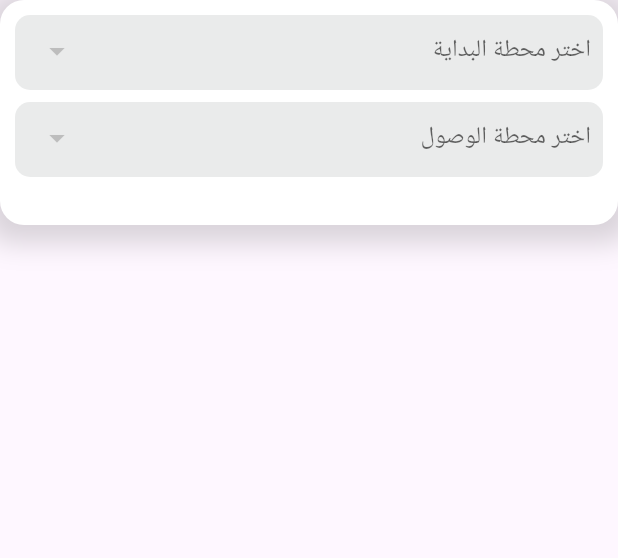
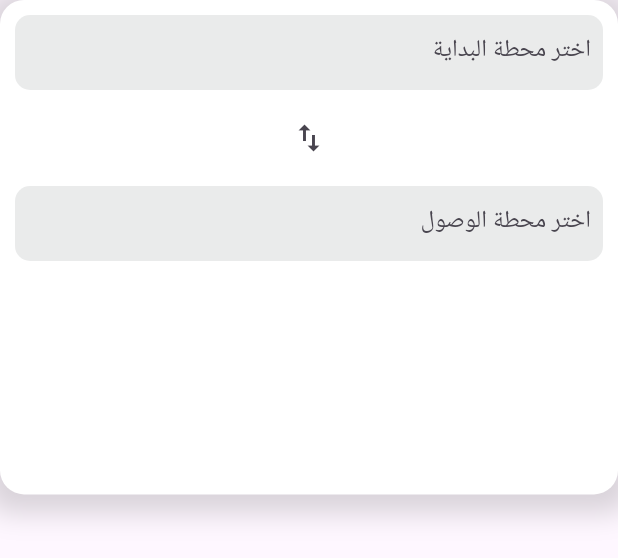
Before and after one commit to Abdelrahman-Mabrouk/Final-Project_Masarak, a Flutter app: the FromToContainer widget shown alone on an empty page, opened directly with empty values, on a phone screen of 412 x 824 dp. Shown: the top 558 px of the screen. Run offline on Flutter 3.47's test engine with Material 3 defaults, Android fonts, the phone set to English and light mode, and no system bars; our stand-ins replace flutter_svg, flutter_typeahead, geolocator.

Commit message:
new swaping feature

```diff
--- a/lib/homePage/widgets/from_to_container.dart
+++ b/lib/homePage/widgets/from_to_container.dart
@@ -1,31 +1,41 @@
 import 'package:flutter/material.dart';
+import 'package:flutter_typeahead/flutter_typeahead.dart';
 import '../../Map/metro_route_finder.dart';
 import '../constants.dart';
 
 class FromToContainer extends StatefulWidget {
   final MetroRouteFinder routeFinder;
 
-  FromToContainer({super.key, required this.routeFinder}); // إضافة الفاصلة هنا
+  FromToContainer({super.key, required this.routeFinder});
 
   @override
   State<FromToContainer> createState() => _FromToContainerState();
 }
 
 class _FromToContainerState extends State<FromToContainer> {
+  void _swapStations() {
+    setState(() {
+      // تبديل محطة البداية والنهاية
+      final temp = widget.routeFinder.startStation;
+      widget.routeFinder.startStation = widget.routeFinder.endStation;
+      widget.routeFinder.endStation = temp;
+    });
+  }
+
   @override
   Widget build(BuildContext context) {
     return Container(
       width: double.infinity,
-      height: 150,
+      height: MediaQuery.of(context).size.height * 0.4,
       decoration: BoxDecoration(
         color: AppColors.whiteColor,
         borderRadius: BorderRadius.circular(16),
         boxShadow: [
           BoxShadow(
-            color: Colors.black.withOpacity(0.15), // لون الظل مع الشفافية
-            spreadRadius: 9, // مدى انتشار الظل
-            blurRadius: 15, // مدى ضبابية الظل
-            offset: Offset(0, 3), // إزاحة الظل (X:0, Y:3)
+            color: Colors.black.withOpacity(0.15),
+            spreadRadius: 9,
+            blurRadius: 15,
+            offset: Offset(0, 3),
           ),
         ],
       ),
@@ -44,6 +54,14 @@ class _FromToContainerState extends State<FromToContainer> {
             stations: widget.routeFinder.stationsname.toList(),
           ),
           SizedBox(height: 8),
+
+          // زر تبديل المحطات
+          IconButton(
+            icon: Icon(Icons.swap_vert), // أيقونة تبديل
+            onPressed: _swapStations, // استدعاء الدالة لتبديل المحطات
+          ),
+
+          SizedBox(height: 8),
           _FromToField(
             label: 'إلى',
             hintText: "اختر محطة الوصول",
@@ -60,6 +78,7 @@ class _FromToContainerState extends State<FromToContainer> {
     );
   }
 }
+
 
 class _FromToField extends StatelessWidget {
   final String label;
@@ -86,26 +105,33 @@ class _FromToField extends StatelessWidget {
         color: AppColors.homeBackgroundColor,
         borderRadius: BorderRadius.circular(10),
       ),
-      child: DropdownButton<String>(
-        hint: Text(hintText),
-        value: value,
-        onChanged: onChanged,
-        isExpanded: true,
-        // اجعل القائمة المنسدلة تأخذ المساحة الكاملة
-        underline: SizedBox(),
-        // إزالة الخط السفلي
-        icon: Padding(
-          // إضافة padding للسهم
-          padding: const EdgeInsets.only(left: 8.0), // مسافة من اليسار للسهم
-          child: Icon(Icons.arrow_drop_down),
+      child: TypeAheadFormField<String?>(
+        textFieldConfiguration: TextFieldConfiguration(
+          controller: TextEditingController(text: value), // Display selected station
+          decoration: InputDecoration(
+            hintText: value != null && value!.isNotEmpty ? value : hintText, // Show selected station if exists
+            border: InputBorder.none,
+          ),
         ),
-        // السهم هنا
-        items: stations.map((station) {
-          return DropdownMenuItem<String>(
-            value: station,
-            child: Text(station),
+        suggestionsCallback: (pattern) {
+          return stations.where((station) =>
+              station.toLowerCase().contains(pattern.toLowerCase()));
+        },
+        itemBuilder: (context, suggestion) {
+          return ListTile(
+            title: Text(suggestion ?? ''),
           );
-        }).toList(),
+        },
+        onSuggestionSelected: (suggestion) {
+          onChanged?.call(suggestion);
+        },
+        noItemsFoundBuilder: (context) => SizedBox(
+          height: 50,
+          child: Center(child: Text('لا توجد محطات مطابقة')),
+        ),
+        getImmediateSuggestions: true,
+        hideOnEmpty: true,
+        hideSuggestionsOnKeyboardHide: false,
       ),
     );
   }
--- a/pubspec.yaml
+++ b/pubspec.yaml
@@ -35,7 +35,7 @@ dependencies:
   location:
   http:
   geolocator:
-  dropdown_search: ^5.0.3
+  flutter_typeahead: ^4.0.0
 
   # The following adds the Cupertino Icons font to your application.
   # Use with the CupertinoIcons class for iOS style icons.
```
Also changed, not shown: pubspec.lock.
